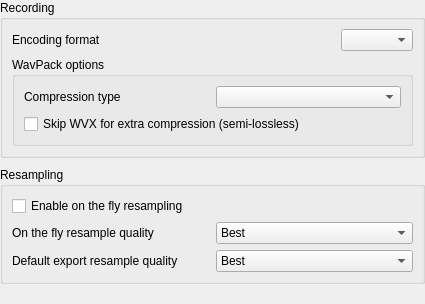
The window that src/traverso/ui/RecordingConfigPage.ui (ErwanLegrand/Traverso-DAW) describes before a commit, drawn with Qt 5.
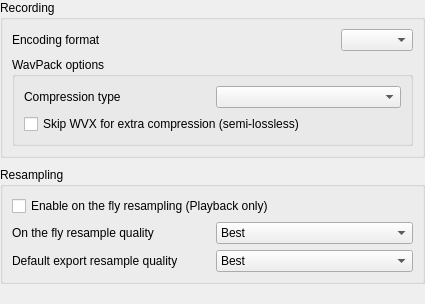
The same window after the commit.

Commit message: * add (Playback only) after 'enable on the fly resampling' to clarify it's about playback _only_

Diff of the .ui file:
```diff
--- a/src/traverso/ui/RecordingConfigPage.ui
+++ b/src/traverso/ui/RecordingConfigPage.ui
@@ -162,7 +162,7 @@
       <item>
        <widget class="QCheckBox" name="useResamplingCheckBox" >
         <property name="text" >
-         <string>Enable on the fly resampling</string>
+         <string>Enable on the fly resampling (Playback only)</string>
         </property>
        </widget>
       </item>
```
